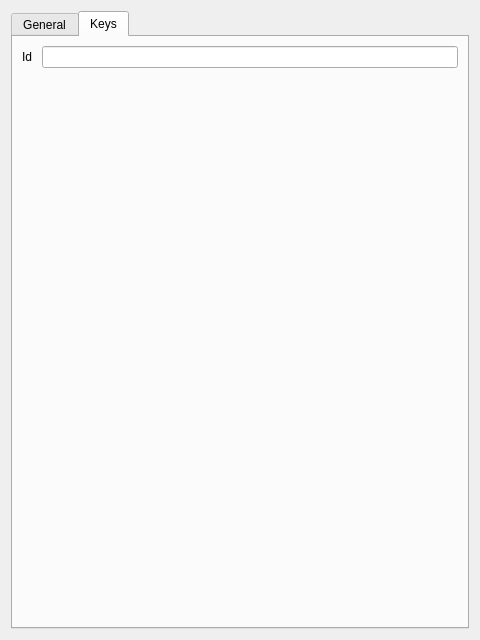
First picture: the form in exdrf-dev/exdrf_dev/qt_gen/db/profiles/widgets/profile_editor.ui, repository TNick/exdrf, before the edit.
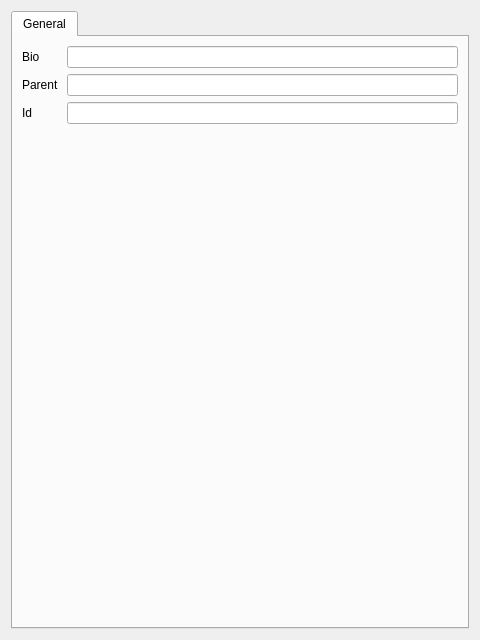
Second picture: the form after the edit. The open tabs and pages were chosen to show the change. Custom widgets are drawn as their Qt base class.

The edit to the form file:
```diff
--- a/exdrf-dev/exdrf_dev/qt_gen/db/profiles/widgets/profile_editor.ui
+++ b/exdrf-dev/exdrf_dev/qt_gen/db/profiles/widgets/profile_editor.ui
@@ -77,19 +77,8 @@
         </widget>
        </item>
      
-     
-     
-      </layout>
-     </widget>
-     
-     <widget class="QWidget" name="tab_keys">
-      <attribute name="title">
-       <string>Keys</string>
-      </attribute>
-      <layout class="QFormLayout" name="formLayout">
-     
        
-       <item row="0" column="0">
+       <item row="2" column="0">
         <widget class="QLabel" name="lbl_id">
          <property name="text">
           <string>Id </string>
@@ -100,7 +89,7 @@
         </widget>
        </item>
        
-       <item row="0" column="1">
+       <item row="2" column="1">
         
         
         <widget class="DrfIntEditor" name="c_id">
```
Left out of the diff: 13 changed lines with no effect on the pictures.
